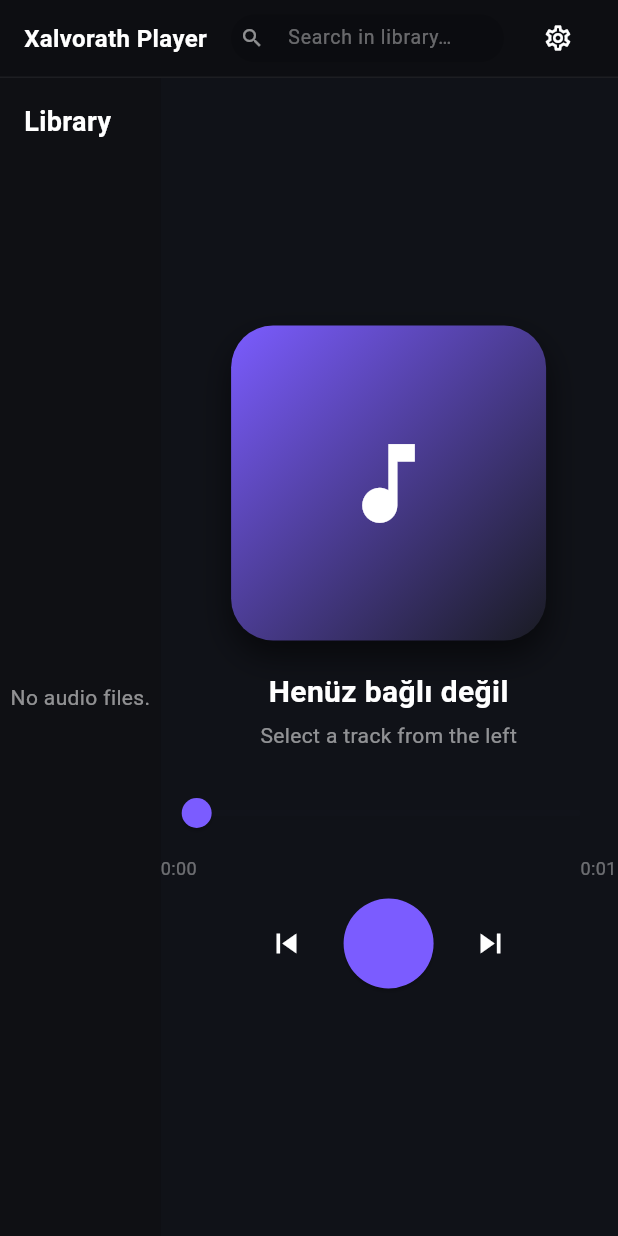
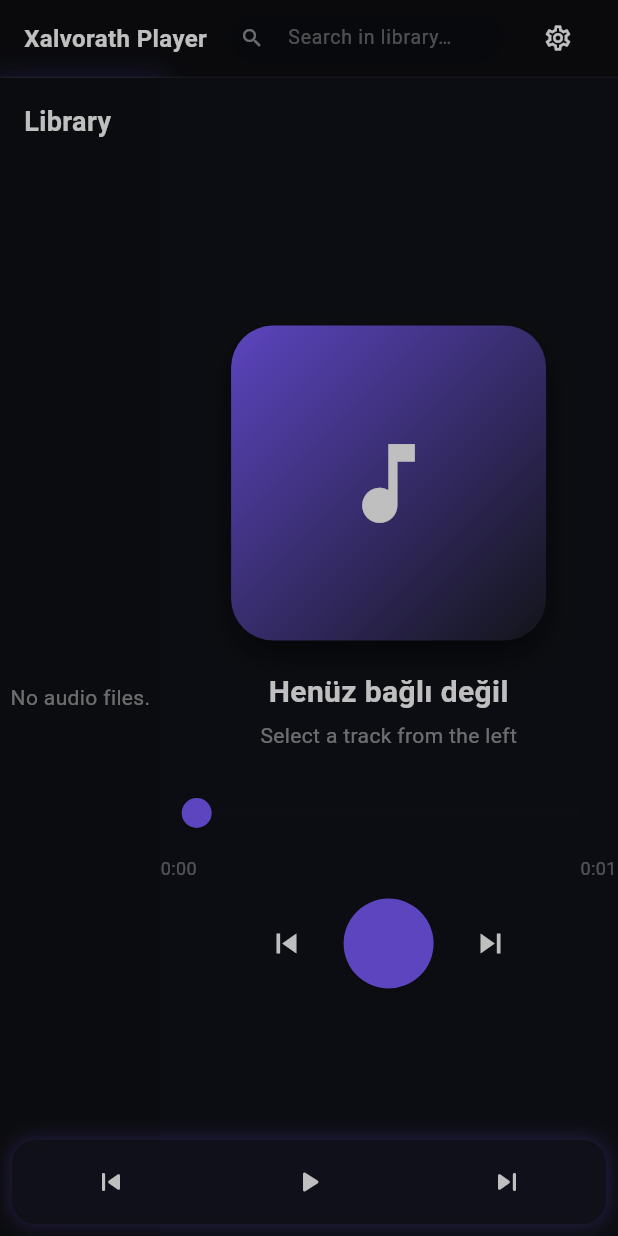
Before and after one commit to alitility/xalvorath, a Flutter app: the screen it shows after launch, on a phone screen of 412 x 824 dp. Run offline on Flutter 3.47's test engine with Material 3 defaults, Android fonts, the phone set to English and light mode, and no system bars; our stand-ins replace file_picker, just_audio.

Commit message:
full enhanced shell screen

```diff
--- a/lib/features/shell/shell_screen.dart
+++ b/lib/features/shell/shell_screen.dart
@@ -1,33 +1,74 @@
+import 'dart:async';
 import 'package:flutter/material.dart';
 import 'package:provider/provider.dart';
+import '../../core/services/audio_service.dart';
+import '../../core/services/ui_settings.dart';
 import '../library/library_panel.dart';
 import '../player/player_panel.dart';
 import '../lyrics/lyrics_panel.dart';
-import '../../core/services/ui_settings.dart';
 import '../../app/routes.dart';
 
-class ShellScreen extends StatelessWidget {
+class ShellScreen extends StatefulWidget {
   const ShellScreen({super.key});
+
+  @override
+  State<ShellScreen> createState() => _ShellScreenState();
+}
+
+class _ShellScreenState extends State<ShellScreen> {
+  bool _showVolume = false;
+  double _volume = 1.0;
+  bool _showSearch = false;
+  Timer? _hideTimer;
 
   @override
   Widget build(BuildContext context) {
     final ui = context.watch<UiSettings>();
     final compact = ui.compactMode;
+    final audio = context.watch<AudioService>();
+    final isPlaying = audio.isPlaying;
     final topBarHeight = compact ? 44.0 : 52.0;
 
-    return Scaffold(
+    return RawKeyboardListener(
+      autofocus: true,
+      focusNode: FocusNode(),
+      onKey: (event) {
+        if (event.isControlPressed && event.logicalKey.keyLabel.toLowerCase() == 'k') {
+          setState(() => _showSearch = !_showSearch);
+        }
+      },
+      child: Scaffold(
         backgroundColor: const Color(0xFF090A0E),
-      body: Column(
+        body: Stack(
           children: [
-          // ---------------- TOP BAR ----------------
-          Container(
-            height: topBarHeight,
+            Column(
+              children: [
+                _buildTopBar(context, topBarHeight, compact),
+                Expanded(child: _buildPanels(context, compact)),
+              ],
+            ),
+            _buildMiniPlayer(context, audio),
+            _buildVolumeOverlay(context),
+            if (_showSearch) _buildSearchOverlay(context),
+            if (!isPlaying)
+              AnimatedOpacity(
+                opacity: 0.25,
+                duration: const Duration(milliseconds: 300),
+                child: Container(color: Colors.black),
+              ),
+          ],
+        ),
+      ),
+    );
+  }
+
+  Widget _buildTopBar(BuildContext context, double height, bool compact) {
+    return Container(
+      height: height,
       padding: EdgeInsets.symmetric(horizontal: compact ? 10 : 16),
       decoration: BoxDecoration(
         color: const Color(0xFF0F1014).withOpacity(0.6),
-              border: const Border(
-                bottom: BorderSide(color: Color(0x11FFFFFF)),
-              ),
+        border: const Border(bottom: BorderSide(color: Color(0x11FFFFFF))),
       ),
       child: Row(
         children: [
@@ -36,7 +77,6 @@ class ShellScreen extends StatelessWidget {
             style: TextStyle(fontSize: 16, fontWeight: FontWeight.w600),
           ),
           const SizedBox(width: 16),
-                // search
           Expanded(
             child: Container(
               height: compact ? 28 : 32,
@@ -70,11 +110,11 @@ class ShellScreen extends StatelessWidget {
           ),
         ],
       ),
-          ),
+    );
+  }
 
-          // ---------------- BODY ----------------
-          Expanded(
-            child: LayoutBuilder(
+  Widget _buildPanels(BuildContext context, bool compact) {
+    return LayoutBuilder(
       builder: (context, constraints) {
         final totalW = constraints.maxWidth;
         final totalH = constraints.maxHeight;
@@ -117,6 +157,15 @@ class ShellScreen extends StatelessWidget {
               curve: c,
               width: libW,
               height: totalH,
+              decoration: BoxDecoration(
+                boxShadow: [
+                  BoxShadow(
+                    color: const Color(0xFF7B5CFF).withOpacity(0.2),
+                    blurRadius: 12,
+                    spreadRadius: 2,
+                  ),
+                ],
+              ),
               child: const LibraryPanel(),
             ),
             AnimatedContainer(
@@ -144,9 +193,130 @@ class ShellScreen extends StatelessWidget {
           ],
         );
       },
+    );
+  }
+
+  Widget _buildMiniPlayer(BuildContext context, AudioService audio) {
+    return Align(
+      alignment: Alignment.bottomCenter,
+      child: Container(
+        height: 56,
+        margin: const EdgeInsets.all(8),
+        decoration: BoxDecoration(
+          color: const Color(0xFF11131A).withOpacity(0.85),
+          borderRadius: BorderRadius.circular(16),
+          boxShadow: [
+            BoxShadow(
+              color: const Color(0xFF7B5CFF).withOpacity(0.3),
+              blurRadius: 10,
+              spreadRadius: 1,
+            ),
+          ],
+        ),
+        child: Row(
+          mainAxisAlignment: MainAxisAlignment.spaceAround,
+          children: [
+            IconButton(
+              icon: const Icon(Icons.skip_previous_rounded),
+              onPressed: audio.previous,
+            ),
+            IconButton(
+              icon: Icon(audio.isPlaying ? Icons.pause_rounded : Icons.play_arrow_rounded),
+              onPressed: audio.togglePlayPause,
+            ),
+            IconButton(
+              icon: const Icon(Icons.skip_next_rounded),
+              onPressed: audio.next,
+            ),
+          ],
         ),
       ),
+    );
+  }
+
+  Widget _buildVolumeOverlay(BuildContext context) {
+    return Positioned(
+      right: 16,
+      bottom: 70,
+      child: MouseRegion(
+        onEnter: (_) {
+          setState(() => _showVolume = true);
+          _hideTimer?.cancel();
+        },
+        onExit: (_) {
+          _hideTimer = Timer(const Duration(seconds: 2), () {
+            setState(() => _showVolume = false);
+          });
+        },
+        child: AnimatedOpacity(
+          duration: const Duration(milliseconds: 300),
+          opacity: _showVolume ? 1 : 0,
+          child: Container(
+            padding: const EdgeInsets.all(8),
+            decoration: BoxDecoration(
+              color: const Color(0xFF11131A).withOpacity(0.85),
+              borderRadius: BorderRadius.circular(12),
+              boxShadow: [
+                BoxShadow(
+                  color: const Color(0xFF7B5CFF).withOpacity(0.3),
+                  blurRadius: 10,
+                ),
               ],
+            ),
+            child: RotatedBox(
+              quarterTurns: -1,
+              child: SizedBox(
+                width: 100,
+                child: Slider(
+                  value: _volume,
+                  onChanged: (v) => setState(() => _volume = v),
+                  activeColor: const Color(0xFF7B5CFF),
+                  inactiveColor: Colors.white24,
+                ),
+              ),
+            ),
+          ),
+        ),
+      ),
+    );
+  }
+
+  Widget _buildSearchOverlay(BuildContext context) {
+    return Center(
+      child: Container(
+        width: 400,
+        padding: const EdgeInsets.all(16),
+        decoration: BoxDecoration(
+          color: const Color(0xFF11131A).withOpacity(0.95),
+          borderRadius: BorderRadius.circular(20),
+          boxShadow: [
+            BoxShadow(
+              color: const Color(0xFF7B5CFF).withOpacity(0.5),
+              blurRadius: 12,
+            ),
+          ],
+        ),
+        child: Column(
+          mainAxisSize: MainAxisSize.min,
+          children: [
+            const Text('Quick Search', style: TextStyle(fontSize: 18, fontWeight: FontWeight.bold)),
+            const SizedBox(height: 12),
+            TextField(
+              autofocus: true,
+              decoration: InputDecoration(
+                hintText: 'Type to search...',
+                filled: true,
+                fillColor: const Color(0x22000000),
+                border: OutlineInputBorder(borderRadius: BorderRadius.circular(12), borderSide: BorderSide.none),
+              ),
+            ),
+            const SizedBox(height: 10),
+            ElevatedButton(
+              onPressed: () => setState(() => _showSearch = false),
+              child: const Text('Close'),
+            ),
+          ],
+        ),
       ),
     );
   }
```
Lines whose indentation alone changed are shown as unchanged.
